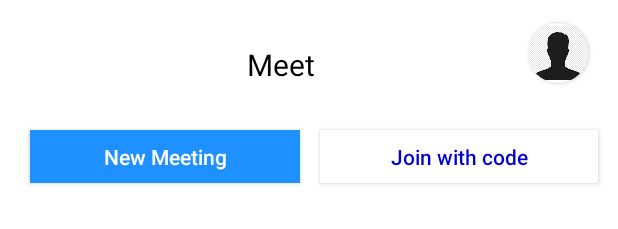
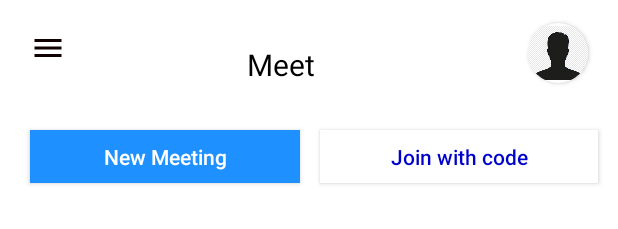
Before and after one commit to MINTU325/GoogleMeet_Clone, an Android app: the layout activity_main.xml on its own in the app's theme, with its tools: preview values and no code run, on a phone screen of 412 x 824 dp. Shown: the top 229 px of the screen. Run offline under Robolectric (Android 15) with nearby library versions, the phone set to English and light mode, and no system bars; plain views replace CircleIndicator3.

Commit message:
nav changed

```diff
--- a/app/src/main/java/com/example/googlemeet/MainActivity.kt
+++ b/app/src/main/java/com/example/googlemeet/MainActivity.kt
@@ -58,6 +58,10 @@
             true
         }
 
+        ivmenu.setOnClickListener {
+            drawerlayout.openDrawer(navview1)
+        }
+
         // bottom sheet code
         binding.NewMeetingButton.setOnClickListener {
             val bottomDialog = BottomSheetDialog(
@@ -68,6 +72,8 @@
                 R.layout.bottom_sheet_activity,
                 findViewById(R.id.bottomsheet) as LinearLayout?
             )
+
+
 
             bottomSheetView.close.setOnClickListener {
                 bottomDialog.dismiss()
--- /dev/null
+++ b/app/src/main/res/drawable/ic_baseline_menu_24.xml
@@ -0,0 +1,5 @@
+<vector android:height="24dp" android:tint="#110101"
+    android:viewportHeight="24" android:viewportWidth="24"
+    android:width="24dp" xmlns:android="http://schemas.android.com/apk/res/android">
+    <path android:fillColor="@android:color/white" android:pathData="M3,18h18v-2L3,16v2zM3,13h18v-2L3,11v2zM3,6v2h18L21,6L3,6z"/>
+</vector>
--- a/app/src/main/res/layout/activity_main.xml
+++ b/app/src/main/res/layout/activity_main.xml
@@ -11,6 +11,15 @@
     <androidx.constraintlayout.widget.ConstraintLayout
         android:layout_width="match_parent"
         android:layout_height="match_parent">
+
+        <ImageView
+            android:layout_width="wrap_content"
+            android:id="@+id/ivmenu"
+            android:src="@drawable/ic_baseline_menu_24"
+            app:layout_constraintTop_toTopOf="parent"
+            app:layout_constraintLeft_toLeftOf="parent"
+            android:layout_margin="20dp"
+            android:layout_height="wrap_content"/>
 
         <TextView
             android:id="@+id/textView3"
--- a/app/src/main/res/layout/header_layout.xml
+++ b/app/src/main/res/layout/header_layout.xml
@@ -2,6 +2,7 @@
 <LinearLayout xmlns:android="http://schemas.android.com/apk/res/android"
     android:layout_width="match_parent"
     android:orientation="vertical"
+    android:background="@color/white"
     android:layout_height="wrap_content">
 
 
--- a/app/src/main/res/values/themes.xml
+++ b/app/src/main/res/values/themes.xml
@@ -1,6 +1,6 @@
 <resources xmlns:tools="http://schemas.android.com/tools">
     <!-- Base application theme. -->
-    <style name="Theme.GoogleMeet" parent="Theme.AppCompat.DayNight.DarkActionBar">
+    <style name="Theme.GoogleMeet" parent="Theme.AppCompat.Light.NoActionBar">
         <!-- Primary brand color. -->
         <item name="colorPrimary">@color/purple_500</item>
         <item name="colorPrimaryVariant">@color/purple_700</item>
```
Also changed, not shown: app/src/main/java/com/example/googlemeet/FeedBackActivity.kt (+7 -3 lines).
